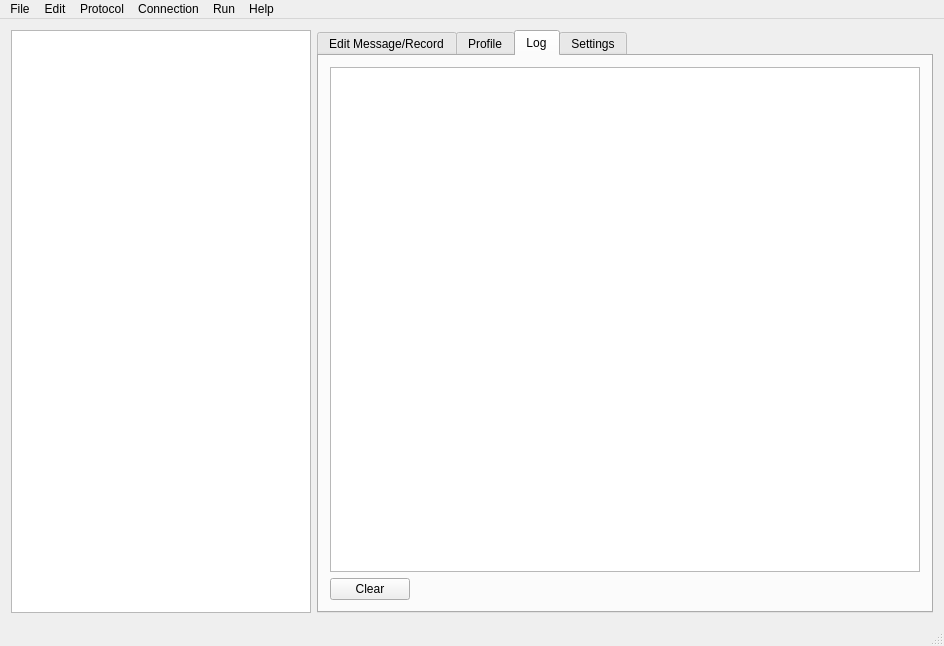
Above: src/culistgui.ui from vheinitz/culist before the change. Below: the same form after it.
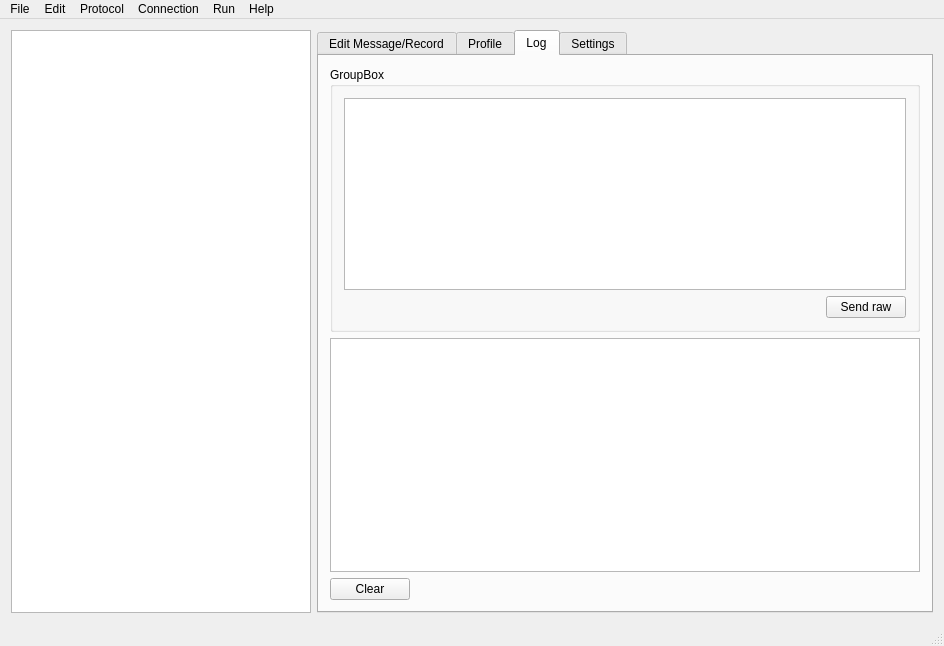
That is the form after the change. The open tabs and pages were chosen to show the change. Icons and pictures are not drawn.

Commit message: Added Raw-send modus

What changed in the file:
```diff
--- a/src/culistgui.ui
+++ b/src/culistgui.ui
@@ -264,6 +264,42 @@
         <string>Log</string>
        </attribute>
        <layout class="QVBoxLayout" name="verticalLayout">
+        <item>
+         <widget class="QGroupBox" name="groupBox">
+          <property name="title">
+           <string>GroupBox</string>
+          </property>
+          <layout class="QVBoxLayout" name="verticalLayout_8">
+           <item>
+            <widget class="QPlainTextEdit" name="tSendRaw"/>
+           </item>
+           <item>
+            <layout class="QHBoxLayout" name="horizontalLayout_12">
+             <item>
+              <spacer name="horizontalSpacer_11">
+               <property name="orientation">
+                <enum>Qt::Horizontal</enum>
+               </property>
+               <property name="sizeHint" stdset="0">
+                <size>
+                 <width>40</width>
+                 <height>20</height>
+                </size>
+               </property>
+              </spacer>
+             </item>
+             <item>
+              <widget class="QPushButton" name="bSendRaw">
+               <property name="text">
+                <string>Send raw</string>
+               </property>
+              </widget>
+             </item>
+            </layout>
+           </item>
+          </layout>
+         </widget>
+        </item>
         <item>
          <widget class="QTextEdit" name="tRecordContent">
           <property name="maximumSize">
```
Left out of the diff: 2 changed lines with no effect on the pictures. The commit also changes 2 other files.
